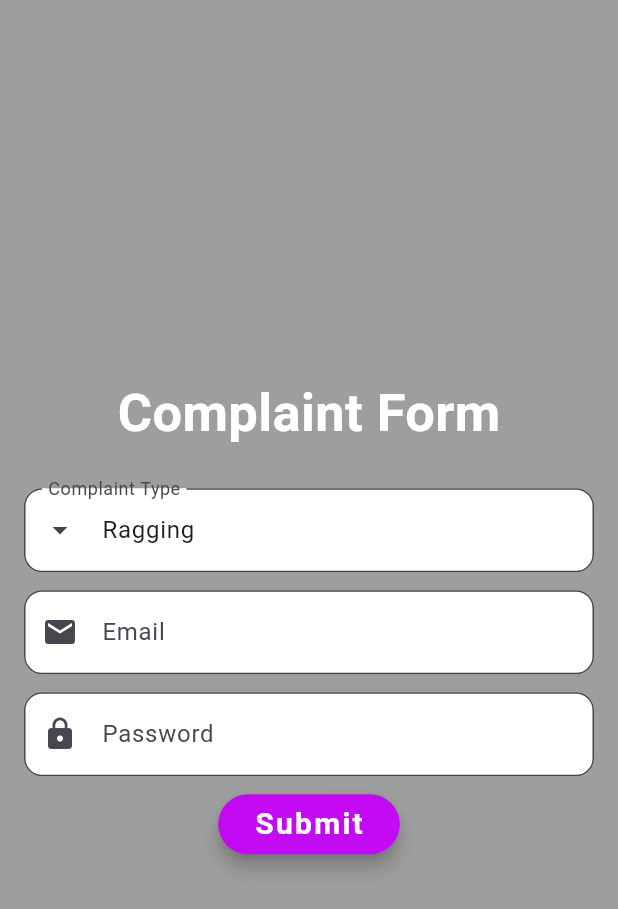
After one commit to Hishammpsnhn/anti_ragging, a Flutter app: the ComplaintForm screen opened by its route, on a phone screen of 412 x 824 dp. The commit adds this screen. Shown: the top 909 px of the screen. Run offline on Flutter 3.47's test engine with Material 3 defaults, Android fonts, the phone set to English and light mode, and no system bars; our stand-ins replace cloud_firestore, firebase_auth, firebase_core, shared_preferences; accounts and stored records are empty.

Commit message:
complient form demo

```diff
--- a/lib/main.dart
+++ b/lib/main.dart
@@ -1,22 +1,21 @@
+import 'package:anti_ragging/screens/home/report_complaint_form%20.dart';
+import 'package:flutter/material.dart';
 import 'package:anti_ragging/screens/auth/login_page.dart';
 import 'package:anti_ragging/screens/auth/register_page.dart';
 import 'package:anti_ragging/screens/splash/splash_page.dart';
 import 'package:firebase_core/firebase_core.dart';
-import 'package:flutter/foundation.dart';
-import 'package:flutter/material.dart';
-import 'package:firebase_core/firebase_core.dart';
 import 'firebase_options.dart';
 
 Future main() async {
-   WidgetsFlutterBinding.ensureInitialized();
-   await Firebase.initializeApp(
-  options: DefaultFirebaseOptions.currentPlatform,
-);
-  runApp(myApp());
+  WidgetsFlutterBinding.ensureInitialized();
+  await Firebase.initializeApp(
+    options: DefaultFirebaseOptions.currentPlatform,
+  );
+  runApp(MyApp());
 }
 
-class myApp extends StatelessWidget {
-  const myApp({super.key});
+class MyApp extends StatelessWidget {
+  const MyApp({super.key});
 
   @override
   Widget build(BuildContext context) {
@@ -24,6 +23,15 @@ class myApp extends StatelessWidget {
       theme: ThemeData(primaryColor: Colors.deepOrange),
       debugShowCheckedModeBanner: false,
       home: SplashPage(),
+      routes: {
+        '/login': (context) => LoginPage(),
+        '/register': (context) => RegisterPage(),
+        '/ComplaintForm': (context) => ComplaintForm(),
+        // '/RaggingRule': (context) => RaggingRuleScreen(),
+        // '/somethingfunction': (context) => SomethingFunctionScreen(),
+
+        // Add more routes as needed
+      },
     );
   }
 }
--- a/lib/screens/home/home_page.dart
+++ b/lib/screens/home/home_page.dart
@@ -85,7 +85,6 @@ class _HomeScreenState extends State<HomeScreen> {
     );
   }
 
-
   Future<void> _clearPreferences() async {
     final _sharedPrefs = await SharedPreferences.getInstance();
     await _sharedPrefs.clear();
--- /dev/null
+++ b/lib/screens/home/report_complaint_form .dart
@@ -0,0 +1,163 @@
+import 'package:flutter/material.dart';
+
+class ComplaintForm extends StatefulWidget {
+  @override
+  State<ComplaintForm> createState() => _ComplaintFormState();
+}
+
+class _ComplaintFormState extends State<ComplaintForm> {
+  final _emailController = TextEditingController();
+  final _passwordController = TextEditingController();
+  final TextEditingController _complaintTypeController = TextEditingController();
+  String selectedComplaintType = 'Ragging';
+
+  @override
+  void initState() {
+    super.initState();
+    _complaintTypeController.text = selectedComplaintType;
+  }
+
+  Widget build(BuildContext context) {
+    return Scaffold(
+      backgroundColor: Colors.transparent,
+      body: Container(
+        decoration: const BoxDecoration(color: Colors.grey),
+        child: Padding(
+          padding: const EdgeInsets.all(16.0),
+          child: Column(
+            mainAxisAlignment: MainAxisAlignment.center,
+            children: [
+              const SizedBox(),
+              Column(
+                children: [
+                  const Text(
+                    'Complaint Form',
+                    style: TextStyle(
+                      fontSize: 35,
+                      fontWeight: FontWeight.w700,
+                      color: Colors.white,
+                    ),
+                  ),
+                  const SizedBox(height: 25),
+                  TextFormField(
+                    readOnly: true,
+                    onTap: () {
+                      _showComplaintTypePicker(context);
+                    },
+                    decoration: InputDecoration(
+                      filled: true,
+                      fillColor: Colors.white,
+                      labelText: 'Complaint Type',
+                      hintText: 'Select complaint type',
+                      prefixIcon: Icon(Icons.arrow_drop_down),
+                      border: OutlineInputBorder(
+                        borderRadius: BorderRadius.circular(12.0),
+                      ),
+                    ),
+                    controller: _complaintTypeController,
+                  ),
+                  const SizedBox(height: 12),
+                  TextField(
+                    controller: _emailController,
+                    decoration: InputDecoration(
+                      filled: true,
+                      fillColor: Colors.white,
+                      labelText: 'Email',
+                      hintText: 'Enter your email',
+                      prefixIcon: Icon(Icons.email),
+                      border: OutlineInputBorder(
+                        borderRadius: BorderRadius.circular(12.0),
+                      ),
+                    ),
+                  ),
+                  const SizedBox(height: 12),
+                  TextField(
+                    controller: _passwordController,
+                    obscureText: true,
+                    decoration: InputDecoration(
+                      filled: true,
+                      fillColor: Colors.white,
+                      labelText: 'Password',
+                      hintText: 'Enter your password',
+                      prefixIcon: Icon(Icons.lock),
+                      border: OutlineInputBorder(
+                        borderRadius: BorderRadius.circular(12.0),
+                      ),
+                    ),
+                  ),
+                  const SizedBox(height: 8),
+                  ElevatedButton(
+                    style: ElevatedButton.styleFrom(
+                      primary: Color(0xFFC20BF3),
+                      elevation: 5,
+                    ),
+                    onPressed: () {
+                      checkLogin(context);
+                    },
+                    child: const Text(
+                      'Submit',
+                      style: TextStyle(
+                        fontSize: 20,
+                        fontWeight: FontWeight.w700,
+                        color: Colors.white,
+                        letterSpacing: 1.5,
+                      ),
+                    ),
+                  ),
+                ],
+              ),
+            ],
+          ),
+        ),
+      ),
+    );
+  }
+
+  void checkLogin(BuildContext context) {
+    final _email = _emailController.text;
+    final _password = _passwordController.text;
+    print('Selected Complaint Type: $selectedComplaintType');
+    print('Email: $_email');
+    print('Password: $_password');
+  }
+
+  void _showComplaintTypePicker(BuildContext context) async {
+    final result = await showDialog<String>(
+      context: context,
+      builder: (BuildContext context) {
+        return AlertDialog(
+          title: const Text('Select Complaint Type'),
+          content: Container(
+            width: double.maxFinite,
+            child: ListView.builder(
+              shrinkWrap: true,
+              itemCount: 3, // Number of complaint types
+              itemBuilder: (BuildContext context, int index) {
+                return _buildComplaintTypeItem(['Ragging', 'Maintenance', 'Academics'][index]);
+              },
+            ),
+          ),
+        );
+      },
+    );
+
+    if (result != null) {
+      setState(() {
+        selectedComplaintType = result;
+        _complaintTypeController.text = selectedComplaintType;
+      });
+    }
+  }
+
+  Widget _buildComplaintTypeItem(String value) {
+    return InkWell(
+      onTap: () {
+        Navigator.of(context).pop(value);
+      },
+      child: Padding(
+        padding: const EdgeInsets.all(8.0),
+        child: Text(value),
+      ),
+    );
+  }
+}
```
Also changed, not shown: lib/screens/widgets/anit_ragging_boxes.dart (+29 -19 lines).
